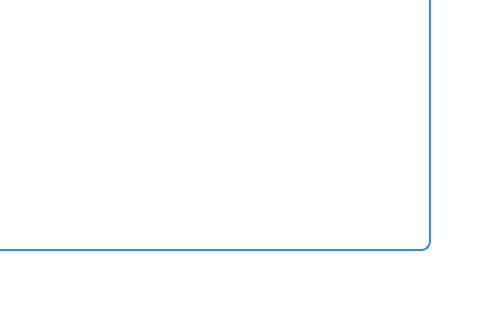
This is qfile/check1.ui in Lenc1/Memo as Qt 5 draws it before an edit; both pictures show x 320 to 800 and y 280 to 600 of the 800 by 600 pixel window. The edited form follows.
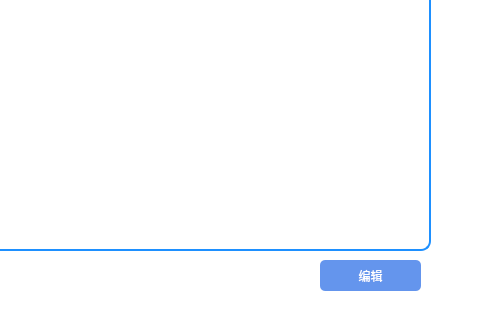
This is the edited form.

What changed in the file:
```diff
--- a/qfile/check1.ui
+++ b/qfile/check1.ui
@@ -739,6 +739,36 @@
     <string>清空</string>
    </property>
   </widget>
+  <widget class="QPushButton" name="pushButton_3">
+   <property name="geometry">
+    <rect>
+     <x>640</x>
+     <y>540</y>
+     <width>101</width>
+     <height>31</height>
+    </rect>
+   </property>
+   <property name="styleSheet">
+    <string notr="true">QPushButton:hover{
+background: rgb(65,105,225);
+border: 2px solid rgb(65,105,225);
+}
+QPushButton:pressed{
+background: rgb(0,0,139);
+border: 2px solid rgb(0,0,139);
+}
+QPushButton {
+	color: white;
+	background: rgb(100,149,237);
+	font: 25 14pt &quot;黑体&quot;;
+	border: 2px solid 	rgb(100,149,237);
+	border-radius: 5px;
+}</string>
+   </property>
+   <property name="text">
+    <string>编辑</string>
+   </property>
+  </widget>
  </widget>
  <resources/>
  <connections/>
```
